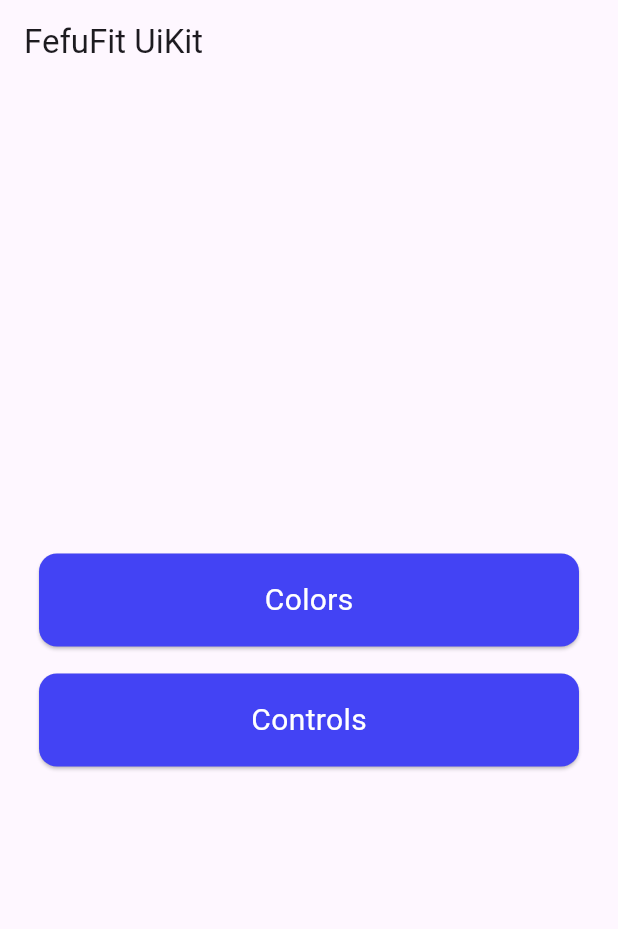
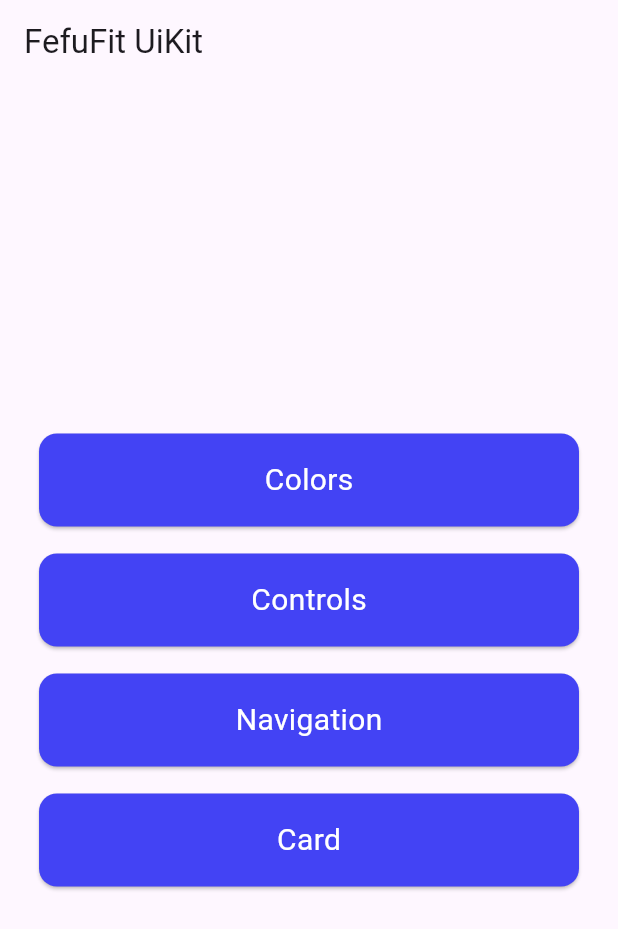
Before and after one commit to rn7cvj/fefufit_uikit, a Flutter app: the screen it shows after launch, on a phone screen of 412 x 824 dp. Shown: the top 929 px of the screen. Run offline on Flutter 3.47's test engine with Material 3 defaults, Android fonts, the light colour scheme and no system bars; our stand-ins replace flutter_mobx, go_router, loading_animation_widget, mobx; missing offline and left inert: theme_tailor_annotation.

Commit message:
add navigation page

```diff
--- a/example/lib/common/app_bar.dart
+++ b/example/lib/common/app_bar.dart
@@ -1,4 +1,5 @@
 import 'package:example/controllers/theme/controller.dart';
+import 'package:example/navigator.dart';
 import 'package:fefufit_uikit/fefufit_uikit.dart';
 import 'package:flutter/material.dart';
 import 'package:flutter_mobx/flutter_mobx.dart';
@@ -7,6 +8,9 @@ import 'package:mobx/mobx.dart';
 AppBar demoAppBar(BuildContext context, String title) {
   return AppBar(
     title: Text(title),
+    automaticallyImplyLeading: false,
+    leading: const IconButton(
+        onPressed: AppNavigator.goMain, icon: Icon(Icons.arrow_back)),
     actions: [ThemeSwitcher()],
     backgroundColor: context.ffTheme.color.minorBackgoundColor,
   );
--- a/example/lib/pages/controlls/controll.dart
+++ b/example/lib/pages/controlls/controll.dart
@@ -9,6 +9,7 @@ class ControllPage extends StatelessWidget {
   Widget build(BuildContext context) {
     return Scaffold(
         appBar: demoAppBar(context, "Controlls"),
+        backgroundColor: context.ffTheme.color.mainBackgoundColor,
         body: SingleChildScrollView(
           child: Center(
             child: Column(
--- a/example/lib/pages/main/main.dart
+++ b/example/lib/pages/main/main.dart
@@ -20,11 +20,21 @@ class MainPage extends StatelessWidget {
                   constraints: const BoxConstraints(maxWidth: 360),
                   child: const FFMainButton(
                       text: "Colors", onTap: AppNavigator.goColor)),
-              SizedBox(height: 18),
+              const SizedBox(height: 18),
               ConstrainedBox(
                   constraints: const BoxConstraints(maxWidth: 360),
                   child: const FFMainButton(
                       text: "Controls", onTap: AppNavigator.goControll)),
+              const SizedBox(height: 18),
+              ConstrainedBox(
+                  constraints: const BoxConstraints(maxWidth: 360),
+                  child: const FFMainButton(
+                      text: "Navigation", onTap: AppNavigator.goNavigation)),
+              const SizedBox(height: 18),
+              ConstrainedBox(
+                  constraints: const BoxConstraints(maxWidth: 360),
+                  child: const FFMainButton(
+                      text: "Card", onTap: AppNavigator.goCard)),
             ],
           ),
         ),
--- a/example/lib/router.dart
+++ b/example/lib/router.dart
@@ -1,6 +1,8 @@
+import 'package:example/pages/card/card.dart';
 import 'package:example/pages/color/color.dart';
 import 'package:example/pages/controlls/controll.dart';
 import 'package:example/pages/main/main.dart';
+import 'package:example/pages/navigation/navigation.dart';
 import 'package:flutter/material.dart';
 import 'package:go_router/go_router.dart';
 
@@ -22,6 +24,14 @@ final GoRouter router = GoRouter(
         path: "controll",
         builder: (context, state) => const ControllPage(),
       ),
+      GoRoute(
+        path: "navigation",
+        builder: (context, state) => const NavigationPage(),
+      ),
+      GoRoute(
+        path: "card",
+        builder: (context, state) => const CardPage(),
+      ),
     ]),
   ],
 );
--- a/lib/src/components/navigation/models/navbar_element.dart
+++ b/lib/src/components/navigation/models/navbar_element.dart
@@ -1,12 +1,12 @@
 import 'package:flutter/widgets.dart';
 
-class NavBarElement {
+class FFNavBarElement {
   final void Function()? onTap;
   final Widget icon;
   final String? title;
   final bool isActive;
 
-  NavBarElement({
+  FFNavBarElement({
     required this.icon,
     required this.onTap,
     this.title,
--- a/lib/src/components/navigation/navbar.dart
+++ b/lib/src/components/navigation/navbar.dart
@@ -1,8 +1,8 @@
 import 'package:fefufit_uikit/src/components/navigation/models/navbar_element.dart';
 import 'package:flutter/material.dart';
 
-class NavBar extends StatelessWidget {
-  const NavBar(
+class FFNavBar extends StatelessWidget {
+  const FFNavBar(
     this.elements, {
     super.key,
     required this.areaHeight,
@@ -12,7 +12,7 @@ class NavBar extends StatelessWidget {
     this.navbarAligment = Alignment.center,
   });
 
-  final List<NavBarElement> elements;
+  final List<FFNavBarElement> elements;
   final double areaHeight;
 
   final double navbarHeight;
```
Also changed, not shown: example/lib/navigator.dart (+15 -0 lines), example/lib/pages/card/card.dart (added, +15 -0 lines), example/lib/pages/navigation/navigation.dart (added, +27 -0 lines).
